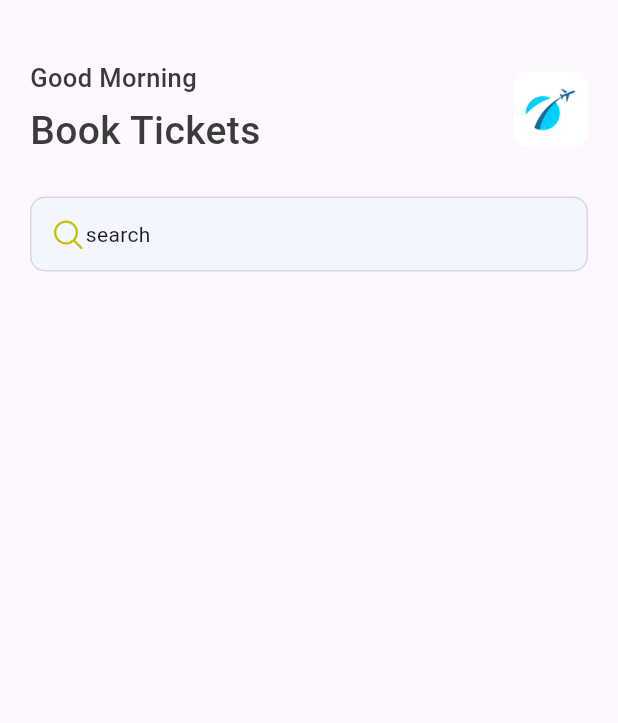
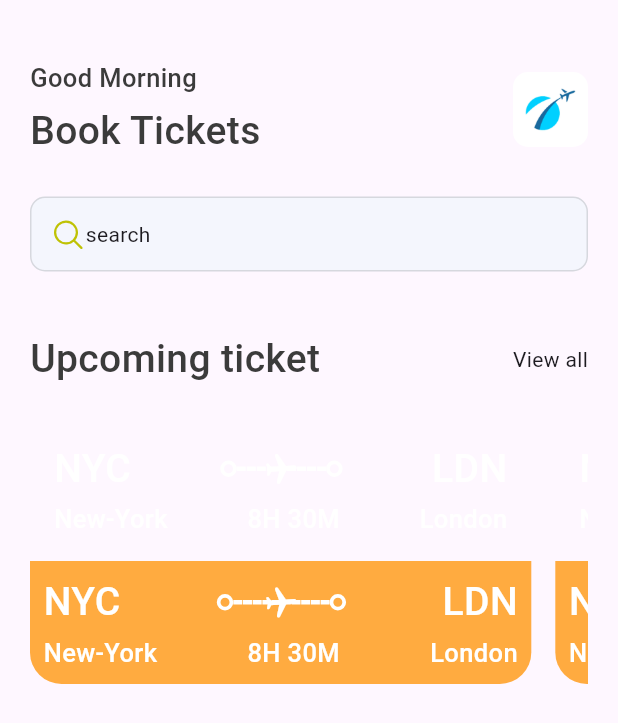
Before and after one commit to Aryanshu12/travel_app, a Flutter app: the HomeScreen screen opened directly, on a phone screen of 412 x 824 dp. Shown: the top 723 px of the screen. Run offline on Flutter 3.47's test engine with Material 3 defaults, Android fonts, the phone set to English and light mode, and no system bars; our stand-ins replace fluentui_icons; statements that could not run were skipped.

Commit message:
added multiple ticket

```diff
--- /dev/null
+++ b/lib/base/resource/style/utils/all_json.dart
@@ -0,0 +1,86 @@
+List<Map<String, dynamic>> ticketList = [
+  {
+    'from': {
+      'code':"NYC",
+      'name':"New-York"
+    },
+    'to': {
+      'code':"LDN",
+      'name':"London"
+    },
+    'flying_time': '8H 30M',
+    'date': "1 MAY",
+    'departure_time':"08:00 AM",
+    "number":23
+  },
+  {
+    'from': {
+      'code':"DK",
+      'name':"Dhaka"
+    },
+    'to': {
+      'code':"SH",
+      'name':"Shimla"
+    },
+    'flying_time': '4H 20M',
+    'date': "10 MAY",
+    'departure_time':"09:00 AM",
+    "number":45
+  },
+  {
+    'from': {
+      'code':"DK",
+      'name':"Dhaka"
+    },
+    'to': {
+      'code':"GA",
+      'name':"Goa"
+    },
+    'flying_time': '4H 20M',
+    'date': "12 MAY",
+    'departure_time':"11:00 AM",
+    "number":55
+  },
+  {
+    'from': {
+      'code':"NYC",
+      'name':"New-York"
+    },
+    'to': {
+      'code':"LDN",
+      'name':"London"
+    },
+    'flying_time': '8H 30M',
+    'date': "1 MAY",
+    'departure_time':"08:00 AM",
+    "number":23
+  },
+  {
+    'from': {
+      'code':"DK",
+      'name':"Dhaka"
+    },
+    'to': {
+      'code':"SH",
+      'name':"Shimla"
+    },
+    'flying_time': '4H 20M',
+    'date': "10 MAY",
+    'departure_time':"09:00 AM",
+    "number":45
+  },
+  {
+    'from': {
+      'code':"DK",
+      'name':"Dhaka"
+    },
+    'to': {
+      'code':"GA",
+      'name':"Goa"
+    },
+    'flying_time': '4H 20M',
+    'date': "12 MAY",
+    'departure_time':"11:00 AM",
+    "number":55
+  },
+];
--- a/lib/screens/Home_screen.dart
+++ b/lib/screens/Home_screen.dart
@@ -2,6 +2,9 @@ import 'package:fluentui_icons/fluentui_icons.dart';
 import 'package:flutter/material.dart';
 import 'package:travel_app/base/media.dart';
 import 'package:travel_app/base/resource/style/app_styles.dart';
+import 'package:travel_app/base/resource/style/utils/all_json.dart';
+import 'package:travel_app/base/widgets/Ticket_view.dart';
+import 'package:travel_app/base/widgets/app_double_text.dart';
 
 class HomeScreen extends StatelessWidget {
    HomeScreen({super.key});
@@ -9,6 +12,7 @@ class HomeScreen extends StatelessWidget {
   @override
   Widget build(BuildContext context) {
     return Scaffold(
+      backgroundColor: AppStyles.bgColor,
       body:ListView(
         children: [
           SizedBox(height: 40,),
@@ -59,11 +63,20 @@ class HomeScreen extends StatelessWidget {
                    // mainAxisAlignment: MainAxisAlignment.start,
                     children: [
                       Icon(FluentSystemIcons.ic_fluent_search_regular,color: Color(0xFFBFC205),),
-                        Text('search',),
-
+                        Text('search'),
                     ],
                   ),
-                )
+                ),
+               SizedBox(height: 40),
+               AppDoubleText(bigText: 'Upcoming ticket', smallText: 'View all'),
+                SizedBox(height: 20),
+                SingleChildScrollView(
+                  scrollDirection: Axis.horizontal,
+                  child: Row(
+                    children: ticketList.map((singleTicket)=> TicketView(ticket: singleTicket)
+                    ).toList()
+                  )
+                  )
               ],
             ),
           )
```
